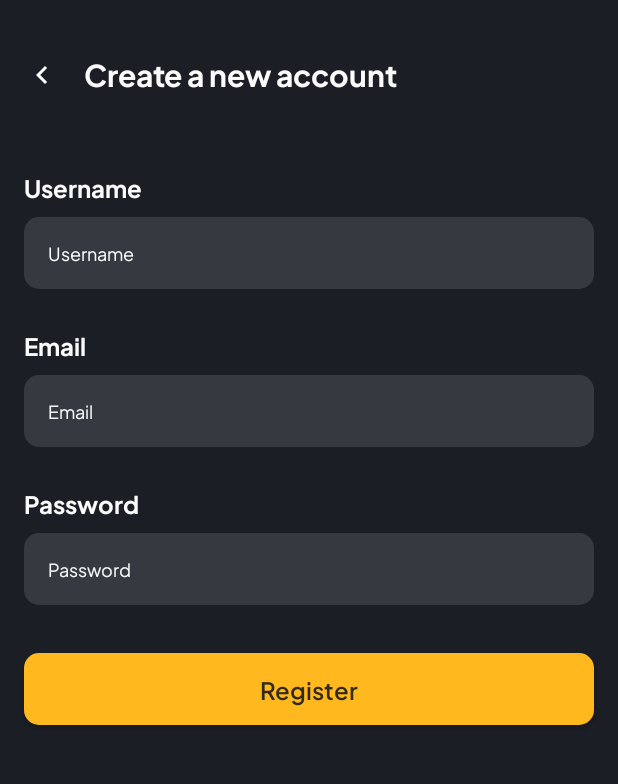
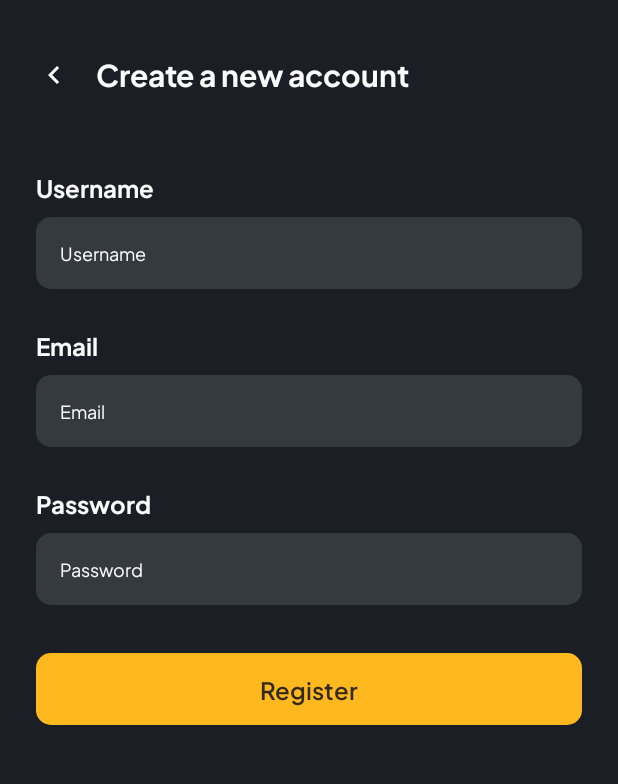
Before and after one commit to slepetbangkit/cinematch-frontend, an Android app: the RegisterActivity screen opened directly, with no data from a screen before it, on a phone screen of 412 x 824 dp, the part 86-870 px from its top. Run offline under Robolectric (Android 15) with nearby library versions, the phone set to English and light mode, and no system bars.

Commit message:
feat: register activity

```diff
--- a/app/src/main/res/layout/activity_register.xml
+++ b/app/src/main/res/layout/activity_register.xml
@@ -21,7 +21,7 @@
         android:id="@+id/backButton"
         android:layout_width="24dp"
         android:layout_height="24dp"
-        android:layout_marginStart="16dp"
+        android:layout_marginStart="24dp"
         android:layout_marginTop="4dp"
         app:layout_constraintBottom_toBottomOf="@+id/title"
         app:layout_constraintStart_toStartOf="parent"
@@ -46,7 +46,7 @@
         android:id="@+id/uname_label"
         android:layout_width="wrap_content"
         android:layout_height="wrap_content"
-        android:layout_marginStart="16dp"
+        android:layout_marginStart="24dp"
         android:layout_marginTop="48dp"
         android:fontFamily="@font/plus_jakarta_sans_bold"
         android:textColor="@color/on_neutral"
@@ -60,12 +60,12 @@
         android:id="@+id/edt_uname"
         android:layout_width="match_parent"
         android:layout_height="48dp"
-        android:layout_marginStart="16dp"
+        android:layout_marginHorizontal="24dp"
         android:layout_marginTop="8dp"
-        android:layout_marginEnd="16dp"
         android:fontFamily="@font/plus_jakarta_sans_regular"
         android:textSize="12sp"
         android:hint="@string/username"
+        android:inputType="text"
         app:layout_constraintStart_toStartOf="parent"
         app:layout_constraintEnd_toEndOf="parent"
         app:layout_constraintTop_toBottomOf="@+id/uname_label" />
@@ -74,7 +74,7 @@
         android:id="@+id/email_label"
         android:layout_width="wrap_content"
         android:layout_height="wrap_content"
-        android:layout_marginStart="16dp"
+        android:layout_marginStart="24dp"
         android:layout_marginTop="24dp"
         android:fontFamily="@font/plus_jakarta_sans_bold"
         android:textColor="@color/on_neutral"
@@ -88,12 +88,12 @@
         android:id="@+id/edt_email"
         android:layout_width="match_parent"
         android:layout_height="48dp"
-        android:layout_marginStart="16dp"
+        android:layout_marginHorizontal="24dp"
         android:layout_marginTop="8dp"
-        android:layout_marginEnd="16dp"
         android:fontFamily="@font/plus_jakarta_sans_regular"
         android:textSize="12sp"
         android:hint="@string/email"
+        android:inputType="textEmailAddress"
         app:layout_constraintStart_toStartOf="parent"
         app:layout_constraintEnd_toEndOf="parent"
         app:layout_constraintTop_toBottomOf="@+id/email_label" />
@@ -102,7 +102,7 @@
         android:id="@+id/password_label"
         android:layout_width="wrap_content"
         android:layout_height="wrap_content"
-        android:layout_marginStart="16dp"
+        android:layout_marginStart="24dp"
         android:layout_marginTop="24dp"
         android:fontFamily="@font/plus_jakarta_sans_bold"
         android:textColor="@color/on_neutral"
@@ -116,12 +116,12 @@
         android:id="@+id/edt_password"
         android:layout_width="match_parent"
         android:layout_height="48dp"
-        android:layout_marginStart="16dp"
+        android:layout_marginHorizontal="24dp"
         android:layout_marginTop="8dp"
-        android:layout_marginEnd="16dp"
         android:fontFamily="@font/plus_jakarta_sans_regular"
         android:textSize="12sp"
         android:hint="@string/password"
+        android:inputType="textPassword"
         app:layout_constraintStart_toStartOf="parent"
         app:layout_constraintEnd_toEndOf="parent"
         app:layout_constraintTop_toBottomOf="@+id/password_label" />
@@ -130,9 +130,8 @@
         style="@style/Button"
         android:layout_width="match_parent"
         android:layout_height="48dp"
-        android:layout_marginStart="16dp"
+        android:layout_marginHorizontal="24dp"
         android:layout_marginTop="32dp"
-        android:layout_marginEnd="16dp"
         android:fontFamily="@font/plus_jakarta_sans_semi_bold"
         android:text="@string/register"
         android:textSize="16sp"
```
Also changed, not shown: app/src/main/res/layout/activity_login.xml (+6 -9 lines).
